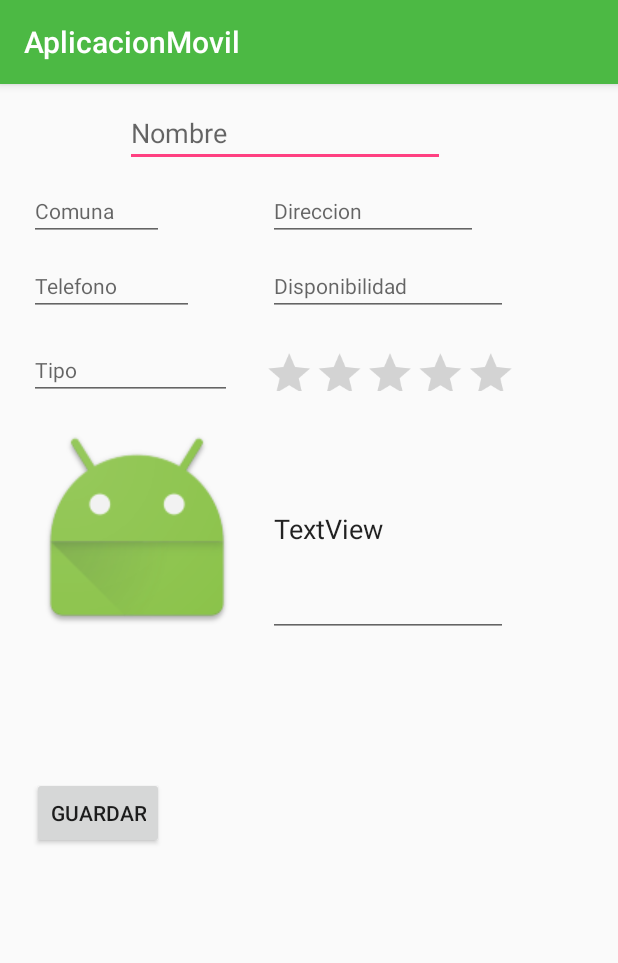
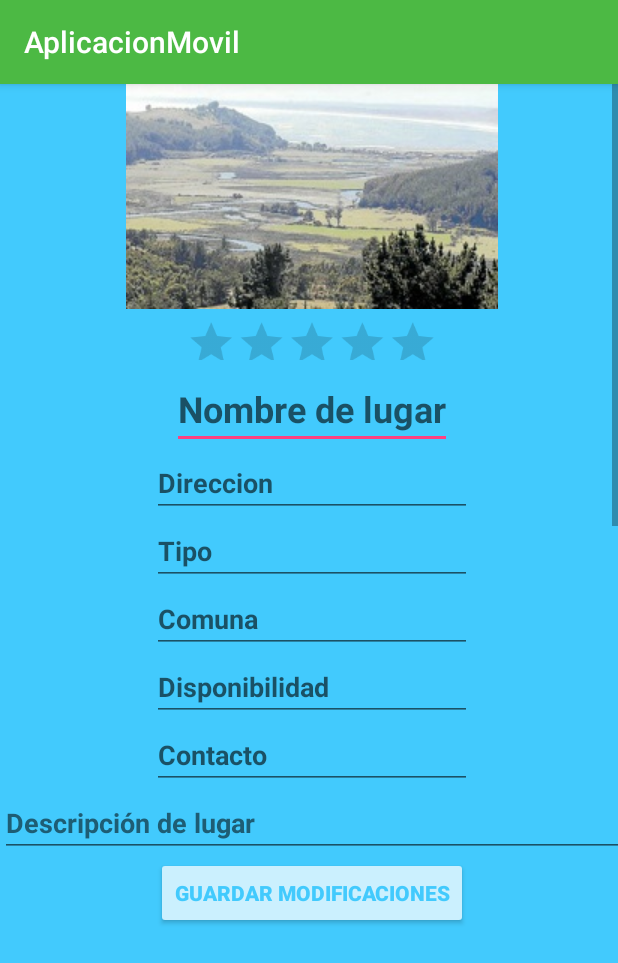
Before and after one commit to Desidia/AplicacionMovil, an Android app: the ModificarDetalle screen opened directly, with no data from a screen before it, on a phone screen of 412 x 824 dp. Shown: the top 963 px of the screen. Run offline under Robolectric (Android 15) with nearby library versions, the phone set to English and light mode, and no system bars; 4 statements that could not run were skipped.

Commit message:
Ultima modificación de tareas

```diff
--- a/app/src/main/res/layout/activity_lista_itinerarios.xml
+++ b/app/src/main/res/layout/activity_lista_itinerarios.xml
@@ -61,7 +61,7 @@
         android:textAlignment="viewStart"
         android:textAppearance="@android:style/TextAppearance.Material.Title"
         android:visibility="visible"
-        app:srcCompat="@drawable/itinerario_ruta_2" />
+        app:srcCompat="@drawable/itinerarios_button" />
 
 
 </RelativeLayout>
--- a/app/src/main/res/layout/activity_main.xml
+++ b/app/src/main/res/layout/activity_main.xml
@@ -1,4 +1,5 @@
 <?xml version="1.0" encoding="utf-8"?>
+
 <android.support.v4.widget.DrawerLayout xmlns:android="http://schemas.android.com/apk/res/android"
     xmlns:app="http://schemas.android.com/apk/res-auto"
     xmlns:tools="http://schemas.android.com/tools"
--- a/app/src/main/res/layout/activity_modificar_detalle.xml
+++ b/app/src/main/res/layout/activity_modificar_detalle.xml
@@ -4,12 +4,13 @@
     xmlns:tools="http://schemas.android.com/tools"
     android:layout_width="match_parent"
     android:layout_height="match_parent"
+    android:background="#42CAFD"
     tools:context="com.ii.is.aplicacion.aplicacionmovil.ModificarDetalle">
 
     <RelativeLayout
         android:id="@+id/RL"
-        android:layout_width="380dp"
-        android:layout_height="510dp"
+        android:layout_width="wrap_content"
+        android:layout_height="3000px"
         android:layout_marginRight="-4dp"
         android:nestedScrollingEnabled="true"
         android:scrollbarAlwaysDrawHorizontalTrack="true"
@@ -19,101 +20,102 @@
 
         <EditText
             android:id="@+id/Titulo"
+
             android:layout_width="wrap_content"
-            android:layout_height="40dp"
-            android:layout_alignParentTop="true"
-            android:layout_centerHorizontal="true"
-            android:layout_marginTop="15dp"
+            android:layout_height="wrap_content"
             android:editable="false"
-            android:ems="10"
-            android:hint="Nombre"
-            android:inputType="textPersonName" />
+            android:textSize="24dp"
+            android:textStyle="bold"
+            android:textColor="#AFCAE5"
+            android:hint="Nombre de lugar"
+            android:inputType="textPersonName"
+            android:layout_below="@+id/NotaGeneral"
+            android:layout_centerHorizontal="true" />
 
         <EditText
             android:id="@+id/Comuna"
-            android:layout_width="90dp"
-            android:layout_height="36dp"
-            android:layout_alignParentStart="true"
-            android:layout_below="@+id/Titulo"
-            android:layout_marginStart="19dp"
-            android:layout_marginTop="13dp"
+            android:layout_width="wrap_content"
+            android:layout_height="wrap_content"
             android:ems="10"
             android:hint="Comuna"
             android:inputType="textPersonName"
-            android:textSize="14dp" />
+            android:textStyle="bold"
+            android:layout_below="@+id/Tipo"
+            android:layout_centerHorizontal="true" />
 
         <EditText
             android:id="@+id/Direccion"
-            android:layout_width="140dp"
-            android:layout_height="36dp"
-            android:layout_above="@+id/Telefono"
-            android:layout_alignStart="@+id/Disponibilidad"
             android:ems="10"
+            android:layout_width="wrap_content"
+            android:layout_height="wrap_content"
+            android:textStyle="bold"
             android:hint="Direccion"
             android:inputType="textPersonName"
-            android:textSize="14sp" />
+            android:layout_below="@+id/Titulo"
+            android:layout_centerHorizontal="true" />
 
         <EditText
             android:id="@+id/Telefono"
-            android:layout_width="110dp"
-            android:layout_height="36dp"
-            android:layout_alignStart="@+id/Comuna"
-            android:layout_below="@+id/Comuna"
-            android:layout_marginTop="14dp"
+            android:layout_width="wrap_content"
+            android:layout_height="wrap_content"
             android:editable="true"
             android:ems="10"
-            android:hint="Telefono"
+            android:hint="Contacto"
             android:inputType="textPersonName"
-            android:textSize="14sp" />
+            android:textStyle="bold"
+            android:layout_below="@+id/Disponibilidad"
+            android:layout_centerHorizontal="true" />
 
         <EditText
             android:id="@+id/Disponibilidad"
-            android:layout_width="160dp"
-            android:layout_height="36dp"
-            android:layout_above="@+id/ivBasicImage"
-            android:layout_marginStart="15dp"
-            android:layout_toEndOf="@+id/ivBasicImage"
+            android:layout_width="wrap_content"
+            android:layout_height="wrap_content"
             android:ems="10"
             android:hint="Disponibilidad"
             android:inputType="textPersonName"
-            android:textSize="14sp" />
+            android:textStyle="bold"
+            android:layout_below="@+id/Comuna"
+            android:layout_centerHorizontal="true" />
 
         <ImageView
             android:id="@+id/ivBasicImage"
             android:layout_width="wrap_content"
             android:layout_height="wrap_content"
-            android:layout_alignStart="@+id/Telefono"
-            android:layout_below="@+id/Telefono"
-            android:layout_marginTop="70dp"
-            app:srcCompat="@drawable/ic_launcher" />
+            app:srcCompat="@drawable/imagen_de_arauco"
+            android:layout_alignParentTop="true"
+            android:layout_alignParentStart="true"
+            android:layout_alignParentEnd="true" />
 
         <EditText
             android:id="@+id/Descripcion"
             android:layout_width="match_parent"
             android:layout_height="wrap_content"
-            android:layout_alignBottom="@+id/ivBasicImage"
-            android:layout_alignEnd="@+id/Disponibilidad"
-            android:layout_alignStart="@+id/Disponibilidad"
-            android:layout_alignTop="@+id/ivBasicImage"
-            android:text="TextView" />
+            android:text="Descripción de lugar"
+            android:textStyle="bold"
+            android:textColor="#1e5d74"
+            android:layout_below="@+id/Telefono"
+            android:layout_alignParentStart="true" />
 
         <Button
             android:id="@+id/Guardar"
             android:layout_width="wrap_content"
             android:layout_height="wrap_content"
-            android:layout_alignEnd="@+id/Comuna"
-            android:layout_alignParentBottom="true"
-            android:text="Guardar" />
+            android:textColor="#42CAFD"
+            android:textStyle="bold"
+            android:backgroundTint="#CBF0FE"
+            android:text="Guardar modificaciones"
+            android:layout_below="@+id/Descripcion"
+            android:layout_centerHorizontal="true" />
 
         <EditText
             android:id="@+id/Tipo"
-            android:layout_width="135dp"
-            android:layout_height="36dp"
-            android:layout_above="@+id/Descripcion"
-            android:layout_alignStart="@+id/ivBasicImage"
-            android:layout_marginBottom="14dp"
+            android:layout_width="wrap_content"
+            android:layout_height="wrap_content"
             android:hint="Tipo"
-            android:textSize="14sp" />
+            android:ems="10"
+            android:textStyle="bold"
+            android:layout_below="@+id/Direccion"
+            android:layout_centerHorizontal="true" />
 
         <RatingBar
             android:id="@+id/NotaGeneral"
@@ -122,8 +124,8 @@
             android:numStars="5"
             android:scaleX="0.7"
             android:scaleY="0.7"
-            android:layout_alignBottom="@+id/Tipo"
-            android:layout_alignParentEnd="true" />
+            android:layout_below="@+id/ivBasicImage"
+            android:layout_centerHorizontal="true" />
 
     </RelativeLayout>
 </ScrollView>
--- a/app/src/main/res/layout/list.xml
+++ b/app/src/main/res/layout/list.xml
@@ -4,7 +4,7 @@
     android:orientation="vertical"
     android:layout_width="match_parent"
     android:layout_height="wrap_content">
-
+x
     <ImageView
         android:id="@+id/imagen"
         android:layout_width="wrap_content"
--- a/app/src/main/res/layout/listactividades.xml
+++ b/app/src/main/res/layout/listactividades.xml
@@ -8,6 +8,8 @@
         android:id="@+id/NombreActividad"
         android:layout_width="155dp"
         android:layout_height="35dp"
+        android:textColor="@color/colorPrimaryDark"
+        android:textStyle="bold"
         android:layout_alignParentStart="true"
         android:layout_alignParentTop="true"
         android:text="TextView" />
@@ -16,6 +18,8 @@
         android:id="@+id/Lugar"
         android:layout_width="130dp"
         android:layout_height="35dp"
+        android:textColor="@color/colorPrimaryDark"
+        android:textStyle="bold"
         android:layout_alignParentTop="true"
         android:layout_toEndOf="@+id/NombreActividad"
         android:text="TextView" />
@@ -24,6 +28,8 @@
         android:id="@+id/ComunaActividad"
         android:layout_width="95dp"
         android:layout_height="35dp"
+        android:textColor="@color/colorPrimaryDark"
+        android:textStyle="bold"
         android:layout_alignParentTop="true"
         android:layout_toEndOf="@+id/Lugar"
         android:text="TextView" />
--- a/app/src/main/res/layout/lugar.xml
+++ b/app/src/main/res/layout/lugar.xml
@@ -79,7 +79,7 @@
                         android:layout_centerVertical="true"
                         android:layout_marginStart="10dp"
                         android:background="@android:color/white"
-                        app:srcCompat="@drawable/place" />
+                        app:srcCompat="@drawable/ic_launcher" />
 
                     <RelativeLayout
                         android:layout_width="130dp"
```
Also changed, not shown: app/src/main/res/layout/activity_crear_propiedad.xml (+12 -11 lines), app/src/main/res/layout/activity_login.xml (+10 -11 lines), app/src/main/res/layout/activity_principal.xml (+17 -16 lines), app/src/main/res/layout/listaitinerarios.xml (+10 -6 lines), app/src/main/res/drawable/divider_itinerario.png (added), app/src/main/res/drawable/itinerarios_button.png (renamed from app/src/main/res/drawable/itinerariosButton.png), app/src/main/res/drawable/lugares_button.png (renamed from app/src/main/res/drawable/lugaresButton.png), app/src/main/res/drawable/marcadores_button.png (renamed from app/src/main/res/drawable/marcadoresButton.png), app/src/main/res/drawable/mislugares_button.png (renamed from app/src/main/res/drawable/mislugaresButton.png), app/src/main/res/drawable/promociones_button.png (renamed from app/src/main/res/drawable/promocionesButton.png), app/src/main/res/drawable/servicios_button.png (renamed from app/src/main/res/drawable/serviciosButton.png).
